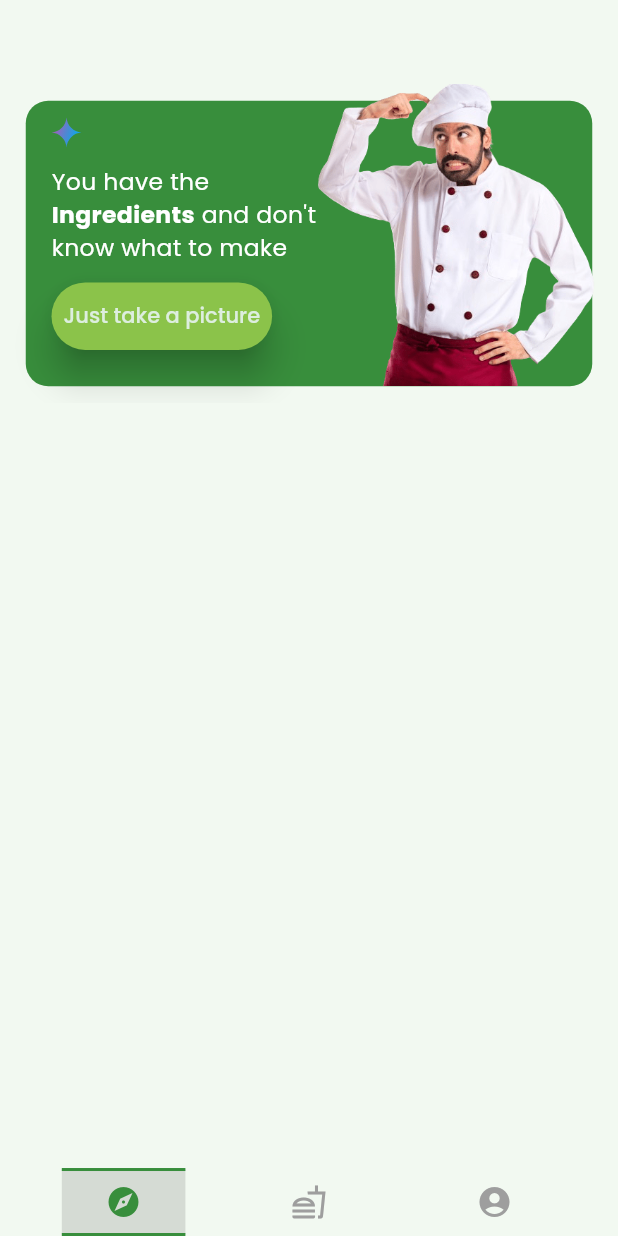
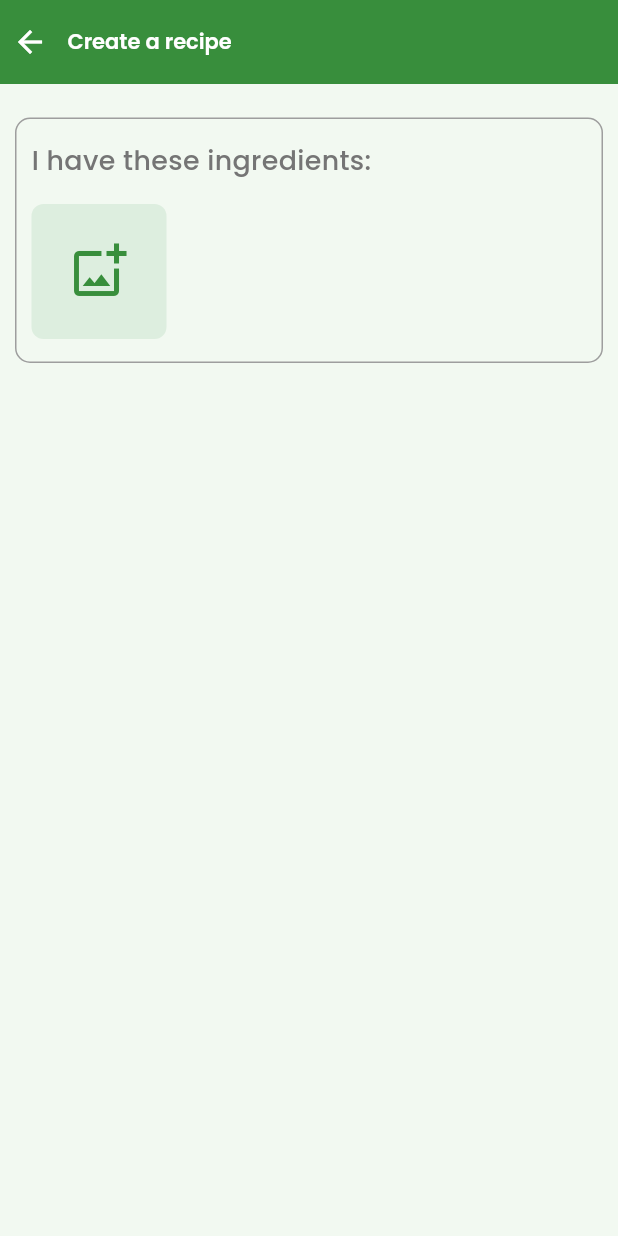
Before and after one commit to Moatasem159/chef, a Flutter app: the HomeScreen screen opened by its route, after a tap on "Just take a picture", on a phone screen of 412 x 824 dp. Run offline on Flutter 3.47's test engine with Material 3 defaults, Android fonts, the phone set to English and light mode, and no system bars; our stand-ins replace cloud_firestore, firebase_auth, firebase_core, flutter_bloc, flutter_screenutil, flutter_secure_storage and 7 more; accounts and stored records are empty; generated files the repository leaves out were written again.

Commit message:
- add ingredients scetion - add create recipe app bar

```diff
--- a/assets/l10n/app_en.arb
+++ b/assets/l10n/app_en.arb
@@ -46,6 +46,7 @@
   "recipeDialogPart1": "You have the ",
   "ingredients": "Ingredients",
   "recipeDialogPart2": " and don't know what to make",
-  "justTakePic": "Just take a picture"
-
+  "justTakePic": "Just take a picture",
+  "createRecipe": "Create a recipe",
+  "haveTheseIngredients": "I have these ingredients:"
 }
--- a/lib/core/router/app_router.dart
+++ b/lib/core/router/app_router.dart
@@ -3,43 +3,61 @@ import 'package:chef/features/auth/ui/screens/login_screen.dart';
 import 'package:chef/features/auth/ui/screens/onboarding_screen.dart';
 import 'package:chef/features/auth/ui/screens/register_screen.dart';
 import 'package:chef/features/home/ui/screens/home_screen.dart';
+import 'package:chef/features/recipe/ui/screens/create_recipe_screen.dart';
 import 'package:flutter/material.dart';
 
-part 'slide_from_left_to_right.dart';
+part 'routes_animation/slide_from_left_to_right.dart';
+
+part 'routes_animation/slide_from_down_to_up_with_fading.dart';
 
 class AppRouter {
   final bool isOnboardingSkipped;
   final bool isUserLoggedIn;
   static GlobalKey<NavigatorState> navigatorKey = GlobalKey<NavigatorState>();
 
-  AppRouter({this.isOnboardingSkipped = false,this.isUserLoggedIn = false});
+  AppRouter({this.isOnboardingSkipped = false, this.isUserLoggedIn = false});
 
   Route? router(RouteSettings settings) {
     switch (settings.name) {
       case Routes.initialRoute:
         {
-          if(isUserLoggedIn)
-            {
-              return MaterialPageRoute(builder: (context) => const HomeScreen());
-            }
-          else{
+          if (isUserLoggedIn) {
+            return MaterialPageRoute(
+                settings: settings, builder: (context) => const HomeScreen());
+          } else {
             if (isOnboardingSkipped) {
-              return MaterialPageRoute(builder: (context) => const LoginScreen());
+              return MaterialPageRoute(
+                  settings: settings,
+                  builder: (context) => const LoginScreen());
             } else {
               return MaterialPageRoute(
+                  settings: settings,
                   builder: (context) => const OnboardingScreen());
             }
           }
         }
       case Routes.loginRoute:
-        return SlideFromLeftToRight(pageBuilder: (context, animation,
-            secondaryAnimation) => const LoginScreen());
+        return SlideFromLeftToRight(
+            settings: settings,
+            pageBuilder: (context, animation, secondaryAnimation) =>
+                const LoginScreen());
       case Routes.registerRoute:
-        return SlideFromLeftToRight(pageBuilder: (context, animation,
-            secondaryAnimation) => const RegisterScreen());
+        return SlideFromLeftToRight(
+          settings: settings,
+          pageBuilder: (context, animation, secondaryAnimation) =>
+              const RegisterScreen(),
+        );
       case Routes.homeRoute:
-        return SlideFromLeftToRight(pageBuilder: (context, animation,
-            secondaryAnimation) => const HomeScreen());
+        return SlideFromLeftToRight(
+          settings: settings,
+          pageBuilder: (context, animation, secondaryAnimation) =>
+              const HomeScreen(),
+        );
+      case Routes.createRecipeRoute:
+        return SlideFromDownToUpWithFading(
+          pageBuilder: (context, animation, secondaryAnimation) =>
+              const CreateRecipeWithImageScreen(),
+        );
       default:
         return null;
     }
--- a/lib/core/router/routes.dart
+++ b/lib/core/router/routes.dart
@@ -3,4 +3,5 @@ abstract class Routes{
   static const String loginRoute='/login';
   static const String registerRoute='/register';
   static const String homeRoute='/home';
+  static const String createRecipeRoute='/createRecipe';
 }
--- /dev/null
+++ b/lib/core/router/routes_animation/slide_from_down_to_up_with_fading.dart
@@ -0,0 +1,26 @@
+part of '../app_router.dart';
+class SlideFromDownToUpWithFading extends PageRouteBuilder {
+  SlideFromDownToUpWithFading({
+    super.settings,
+    required super.pageBuilder,
+    super.transitionDuration = const Duration(milliseconds: 500),
+    super.reverseTransitionDuration = const Duration(milliseconds: 500),
+  }) : super(
+          transitionsBuilder: (context, animation, secondaryAnimation, child) {
+            Tween<Offset> slide =
+                Tween(begin: const Offset(0, 1), end: const Offset(0, 0));
+            Tween<double> fade = Tween(begin: 0, end: 1);
+            CurvedAnimation slideCurve = CurvedAnimation(
+                parent: animation, curve: Curves.fastEaseInToSlowEaseOut);
+            CurvedAnimation fadeCurve = CurvedAnimation(
+                parent: animation, curve: Curves.fastEaseInToSlowEaseOut);
+            return SlideTransition(
+              position: slide.animate(slideCurve),
+              child: FadeTransition(
+                opacity: fade.animate(fadeCurve),
+                child: child,
+              ),
+            );
+          },
+        );
+}
--- a/lib/core/router/slide_from_left_to_right.dart
+++ b/lib/core/router/routes_animation/slide_from_left_to_right.dart
@@ -1,4 +1,4 @@
-part of 'app_router.dart';
+part of '../app_router.dart';
 
 class SlideFromLeftToRight extends PageRouteBuilder {
   SlideFromLeftToRight({
--- a/lib/core/themes/app_colors.dart
+++ b/lib/core/themes/app_colors.dart
@@ -9,6 +9,6 @@ abstract class AppColors {
   // Dark theme colors
   static const Color primaryDarkColor = Color(0xffA91D3A);
   static const Color secondaryDarkColor = Color(0xffC73659);
-  static const Color thirdDarkColor = Color(0xffEEEEEE);
+  static const Color thirdDarkColor = Color(0xff322929);
   static const Color scaffoldDarkBackground = Color(0xff151515);
 }
--- a/lib/core/themes/app_theme.dart
+++ b/lib/core/themes/app_theme.dart
@@ -76,6 +76,17 @@ abstract class AppTheme {
         color: Colors.black,
       ),
     ),
+    appBarTheme: AppBarTheme(
+      elevation: 7,
+      titleSpacing: 5,
+      backgroundColor: AppColors.primaryLightColor,
+      iconTheme: const IconThemeData(
+        color: Colors.white,
+      ),
+      titleTextStyle: GoogleFonts.poppins(
+        fontWeight: FontWeight.w600,
+      ),
+    ),
   );
   static final ThemeData darkTheme = ThemeData(
     scaffoldBackgroundColor: AppColors.scaffoldDarkBackground,
@@ -142,6 +153,17 @@ abstract class AppTheme {
         fontWeight: FontWeight.w500,
       ),
     ),
+    appBarTheme: AppBarTheme(
+      elevation: 7,
+      titleSpacing: 5,
+      backgroundColor: AppColors.primaryDarkColor,
+      iconTheme: const IconThemeData(
+        color: Colors.white,
+      ),
+      titleTextStyle: GoogleFonts.poppins(
+        fontWeight: FontWeight.w600,
+      ),
+    ),
   );
 
   static SystemUiOverlayStyle systemUiOverlayStyle(BuildContext context) =>
--- a/lib/core/widgets/main_button_with_text.dart
+++ b/lib/core/widgets/main_button_with_text.dart
@@ -35,7 +35,7 @@ class MainButtonWithText extends StatelessWidget {
           backgroundColor: WidgetStatePropertyAll(backgroundColor),
           foregroundColor: WidgetStatePropertyAll(foregroundColor),
           overlayColor: WidgetStatePropertyAll(overlayColor)),
-      child: child ?? Text(title),
+      child: child ?? Text(title,),
     );
   }
 }
--- /dev/null
+++ b/lib/features/recipe/ui/screens/create_recipe_screen.dart
@@ -0,0 +1,26 @@
+import 'package:chef/core/extension/context_extensions.dart';
+import 'package:chef/core/themes/app_colors.dart';
+import 'package:chef/core/themes/app_theme.dart';
+import 'package:chef/features/recipe/ui/widgets/create_recipe/create_recipe_with_image_body.dart';
+import 'package:flutter/material.dart';
+import 'package:flutter/services.dart';
+
+class CreateRecipeWithImageScreen extends StatelessWidget {
+  const CreateRecipeWithImageScreen({super.key});
+
+  @override
+  Widget build(BuildContext context) {
+    return AnnotatedRegion<SystemUiOverlayStyle>(
+      value: AppTheme.systemUiOverlayStyle(context).copyWith(
+        statusBarColor: context.isDark?AppColors.primaryDarkColor:AppColors.primaryLightColor,
+        systemNavigationBarColor: context.isDark?AppColors.primaryDarkColor:AppColors.primaryLightColor,
+        statusBarIconBrightness: Brightness.light,
+      ),
+      child: const SafeArea(
+        child: Scaffold(
+          body: CreateRecipeWithImageBody(),
+        ),
+      ),
+    );
+  }
+}
--- a/lib/features/recipe/ui/screens/recipe_screen.dart
+++ b/lib/features/recipe/ui/screens/recipe_screen.dart
@@ -1,5 +1,6 @@
 import 'package:chef/core/extension/context_extensions.dart';
 import 'package:chef/core/extension/spacing.dart';
+import 'package:chef/core/router/routes.dart';
 import 'package:chef/core/utils/app_assets.dart';
 import 'package:chef/core/utils/app_text_styles.dart';
 import 'package:chef/core/widgets/main_button_with_text.dart';
@@ -11,7 +12,6 @@ part '../widgets/recipe_with_pic_card.dart';
 part '../widgets/recipe_title.dart';
 class RecipeScreen extends StatelessWidget {
   const RecipeScreen({super.key});
-
   @override
   Widget build(BuildContext context) {
     return CustomScrollView(
--- /dev/null
+++ b/lib/features/recipe/ui/widgets/create_recipe/create_recipe_with_image_body.dart
@@ -0,0 +1,24 @@
+import 'package:chef/core/extension/context_extensions.dart';
+import 'package:chef/core/extension/spacing.dart';
+import 'package:chef/core/utils/app_text_styles.dart';
+import 'package:flutter/material.dart';
+part 'image_container.dart';
+part 'ingredients_section.dart';
+class CreateRecipeWithImageBody extends StatelessWidget {
+  const CreateRecipeWithImageBody({super.key});
+
+  @override
+  Widget build(BuildContext context) {
+    return CustomScrollView(
+      physics: const BouncingScrollPhysics(),
+      slivers: [
+        SliverAppBar(
+          leadingWidth: 40,
+          title: Text(context.local.createRecipe),
+        ),
+        verticalSliverSpace(20),
+        const _IngredientsSection(),
+      ],
+    );
+  }
+}
--- /dev/null
+++ b/lib/features/recipe/ui/widgets/create_recipe/image_container.dart
@@ -0,0 +1,26 @@
+part of 'create_recipe_with_image_body.dart';
+class _ImageContainer extends StatelessWidget {
+  final String? image;
+
+  const _ImageContainer({this.image});
+
+  @override
+  Widget build(BuildContext context) {
+    return Container(
+      width: 90,
+      height: 90,
+      margin: const EdgeInsets.symmetric(horizontal: 5,vertical: 5),
+      decoration: BoxDecoration(
+          color: context.theme.colorScheme.onSecondary,
+          borderRadius: BorderRadius.circular(8)),
+      child: image == null
+          ? const Icon(
+        Icons.add_photo_alternate_outlined,
+        size: 40,
+      )
+          : Image(
+        image: AssetImage(image!),
+      ),
+    );
+  }
+}
--- /dev/null
+++ b/lib/features/recipe/ui/widgets/create_recipe/ingredients_section.dart
@@ -0,0 +1,34 @@
+part of 'create_recipe_with_image_body.dart';
+class _IngredientsSection extends StatelessWidget {
+  const _IngredientsSection();
+  @override
+  Widget build(BuildContext context) {
+    return SliverToBoxAdapter(
+      child: Container(
+        margin: const EdgeInsets.symmetric(
+          horizontal: 10,
+        ),
+        padding: const EdgeInsets.symmetric(horizontal: 5, vertical: 10),
+        decoration: BoxDecoration(
+          borderRadius: BorderRadius.circular(10),
+          border: Border.all(color: Colors.grey, width: 1),
+        ),
+        child: Column(
+          crossAxisAlignment: CrossAxisAlignment.start,
+          children: [
+            Padding(
+              padding: const EdgeInsets.all(5),
+              child: Text(
+                context.local.haveTheseIngredients,
+                style: AppTextStyles.style16SemiBold
+                    .copyWith(color: Colors.grey[600]),
+              ),
+            ),
+            verticalSpace(5),
+            const _ImageContainer(),
+          ],
+        ),
+      ),
+    );
+  }
+}
--- a/lib/features/recipe/ui/widgets/recipe_with_pic_card.dart
+++ b/lib/features/recipe/ui/widgets/recipe_with_pic_card.dart
@@ -1,6 +1,8 @@
 part of '../screens/recipe_screen.dart';
+
 class _RecipeWithPicCard extends StatelessWidget {
   const _RecipeWithPicCard();
+
   @override
   Widget build(BuildContext context) {
     return SliverToBoxAdapter(
@@ -21,13 +23,12 @@ class _RecipeWithPicCard extends StatelessWidget {
                 SvgPicture.asset(AppAssets.geminiIcon, width: 20, height: 20),
                 verticalSpace(10),
                 SizedBox(
-                  width: 160.w,
+                  width: 160,
                   child: Text.rich(
                     TextSpan(
                         text: context.local.recipeDialogPart1,
-                        style: AppTextStyles.style14Normal.copyWith(
-                            color: Colors.white
-                        ),
+                        style: AppTextStyles.style14Normal
+                            .copyWith(color: Colors.white),
                         children: [
                           TextSpan(
                             text: context.local.ingredients,
@@ -42,12 +43,12 @@ class _RecipeWithPicCard extends StatelessWidget {
                 ),
                 verticalSpace(10),
                 MainButtonWithText(
+                  foregroundColor: Colors.white,
                   border: RoundedRectangleBorder(
-                      borderRadius: BorderRadius.circular(25)
-                  ),
-                  backgroundColor:context.theme.colorScheme.secondary,
+                      borderRadius: BorderRadius.circular(25)),
+                  backgroundColor: context.theme.colorScheme.secondary,
                   onTap: () {
-                    //TODO: navigation
+                    context.pushNamed(Routes.createRecipeRoute);
                   },
                   title: context.local.justTakePic,
                 )
```
